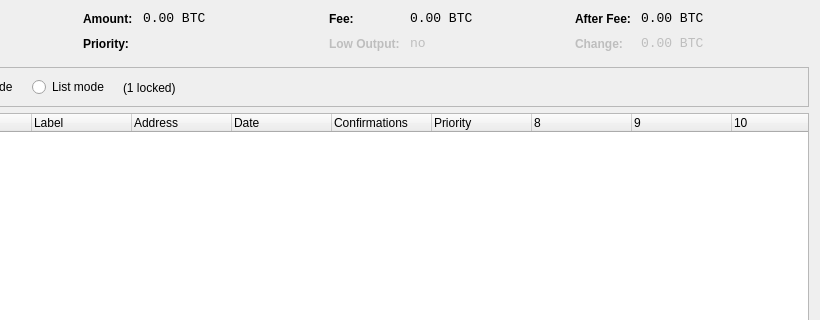
This is src/qt/forms/coincontroldialog.ui in MystPhysX/HNC as Qt 5 draws it before an edit; both pictures show x 180 to 1000 and y 0 to 320 of the 1000 by 500 pixel window. The edited form follows.
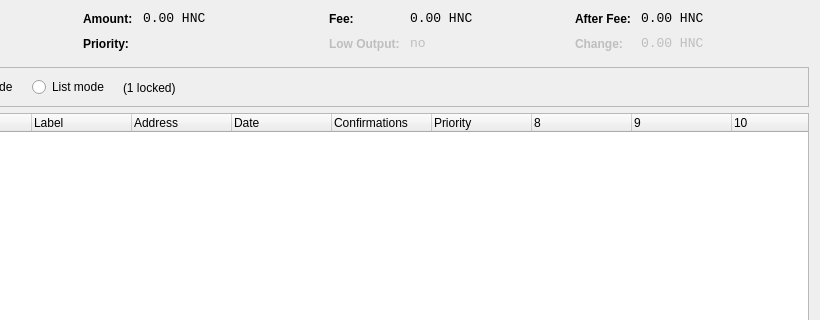
This is the edited form. Custom widgets are drawn as their Qt base class.

The edit to the form file:
```diff
--- a/src/qt/forms/coincontroldialog.ui
+++ b/src/qt/forms/coincontroldialog.ui
@@ -141,7 +141,7 @@
           <enum>Qt::ActionsContextMenu</enum>
          </property>
          <property name="text">
-          <string notr="true">0.00 BTC</string>
+          <string notr="true">0.00 HNC</string>
          </property>
          <property name="textInteractionFlags">
           <set>Qt::LinksAccessibleByMouse|Qt::TextSelectableByKeyboard|Qt::TextSelectableByMouse</set>
@@ -221,7 +221,7 @@
           <enum>Qt::ActionsContextMenu</enum>
          </property>
          <property name="text">
-          <string notr="true">0.00 BTC</string>
+          <string notr="true">0.00 HNC</string>
          </property>
          <property name="textInteractionFlags">
           <set>Qt::LinksAccessibleByMouse|Qt::TextSelectableByKeyboard|Qt::TextSelectableByMouse</set>
@@ -307,7 +307,7 @@
           <enum>Qt::ActionsContextMenu</enum>
          </property>
          <property name="text">
-          <string notr="true">0.00 BTC</string>
+          <string notr="true">0.00 HNC</string>
          </property>
          <property name="textInteractionFlags">
           <set>Qt::LinksAccessibleByMouse|Qt::TextSelectableByKeyboard|Qt::TextSelectableByMouse</set>
@@ -345,7 +345,7 @@
           <enum>Qt::ActionsContextMenu</enum>
          </property>
          <property name="text">
-          <string notr="true">0.00 BTC</string>
+          <string notr="true">0.00 HNC</string>
          </property>
          <property name="textInteractionFlags">
           <set>Qt::LinksAccessibleByMouse|Qt::TextSelectableByKeyboard|Qt::TextSelectableByMouse</set>
```
